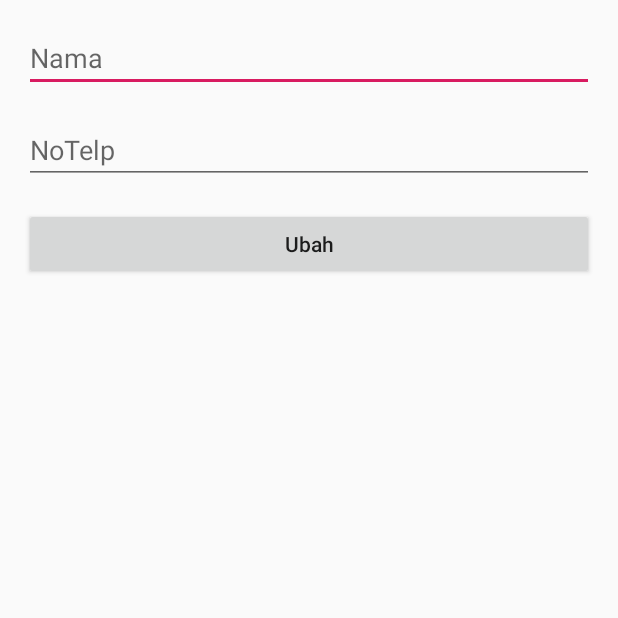
After one commit to mnaufalmuafa/KontakSaya, an Android app: the EditContact screen opened directly, with no data from a screen before it, on a phone screen of 412 x 824 dp, the top half of it. The commit adds this screen. Run offline under Robolectric (Android 15) with nearby library versions, the phone set to English and light mode, and no system bars; our stand-ins replace Firebase (no records; nobody signed in at launch, a user with empty details on screens opened directly).

Commit message:
Fitur create, update, delete selesai

```diff
--- a/app/src/main/AndroidManifest.xml
+++ b/app/src/main/AndroidManifest.xml
@@ -9,7 +9,8 @@
         android:roundIcon="@mipmap/ic_launcher_round"
         android:supportsRtl="true"
         android:theme="@style/AppTheme">
-        <activity android:name=".ContactDetail"></activity>
+        <activity android:name=".EditContact"></activity>
+        <activity android:name=".ContactDetail" />
         <activity android:name=".TambahKontak" />
         <activity android:name=".MainActivity">
             <intent-filter>
--- /dev/null
+++ b/app/src/main/res/layout/activity_edit_contact.xml
@@ -0,0 +1,46 @@
+<?xml version="1.0" encoding="utf-8"?>
+<androidx.constraintlayout.widget.ConstraintLayout xmlns:android="http://schemas.android.com/apk/res/android"
+    xmlns:app="http://schemas.android.com/apk/res-auto"
+    xmlns:tools="http://schemas.android.com/tools"
+    android:layout_width="match_parent"
+    android:layout_height="match_parent"
+    tools:context=".EditContact">
+
+    <EditText
+        android:id="@+id/ETNama"
+        android:layout_width="match_parent"
+        android:layout_height="wrap_content"
+        android:hint="Nama"
+        android:layout_marginTop="16dp"
+        android:layout_marginStart="16dp"
+        android:layout_marginEnd="16dp"
+        app:layout_constraintStart_toStartOf="parent"
+        app:layout_constraintEnd_toEndOf="parent"
+        app:layout_constraintTop_toTopOf="parent"/>
+
+    <EditText
+        android:id="@+id/ETNomorTelepon"
+        android:layout_width="match_parent"
+        android:layout_height="wrap_content"
+        android:hint="@string/NoTelp"
+        android:layout_marginTop="16dp"
+        android:layout_marginStart="16dp"
+        android:layout_marginEnd="16dp"
+        app:layout_constraintStart_toStartOf="parent"
+        app:layout_constraintEnd_toEndOf="parent"
+        app:layout_constraintTop_toBottomOf="@+id/ETNama"/>
+
+    <Button
+        android:id="@+id/BtnFixUbah"
+        android:layout_width="match_parent"
+        android:layout_height="wrap_content"
+        android:text="Ubah"
+        android:textAllCaps="false"
+        android:layout_marginTop="16dp"
+        android:layout_marginStart="16dp"
+        android:layout_marginEnd="16dp"
+        app:layout_constraintStart_toStartOf="parent"
+        app:layout_constraintEnd_toEndOf="parent"
+        app:layout_constraintTop_toBottomOf="@+id/ETNomorTelepon"/>
+
+</androidx.constraintlayout.widget.ConstraintLayout>
--- a/app/src/main/res/values/strings.xml
+++ b/app/src/main/res/values/strings.xml
@@ -2,4 +2,5 @@
     <string name="app_name">Kontak Saya</string>
     <string name="Nama">Nama</string>
     <string name="NoTelp">NoTelp</string>
+    <string name="Result">result</string>
 </resources>
```
Also changed, not shown: app/src/main/java/com/example/kontaksaya/ContactDetail.kt (+28 -2 lines), app/src/main/java/com/example/kontaksaya/EditContact.kt (added, +86 -0 lines), app/src/main/java/com/example/kontaksaya/MainActivity.kt (+17 -1 lines), app/src/main/java/com/example/kontaksaya/RVContactAdapter.kt (+8 -0 lines), app/src/main/java/com/example/kontaksaya/TambahKontak.kt (+30 -7 lines), app/src/main/res/layout/item_kontak.xml (+10 -0 lines).
